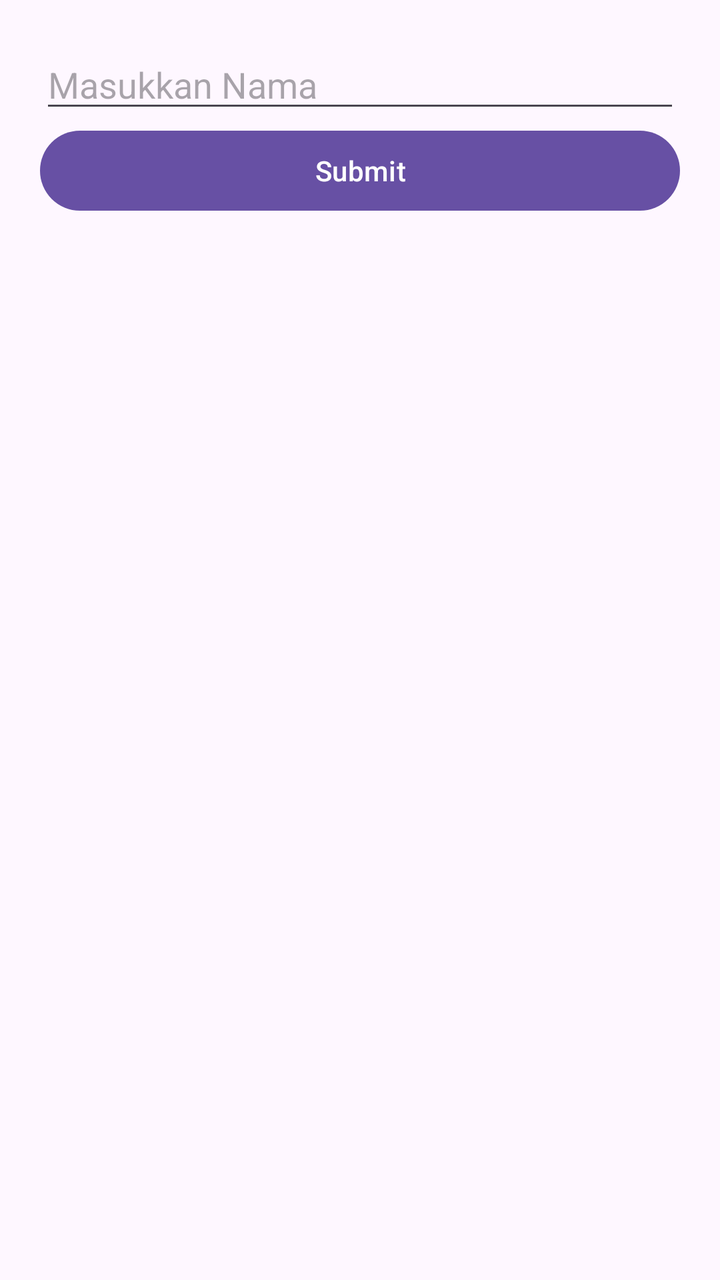
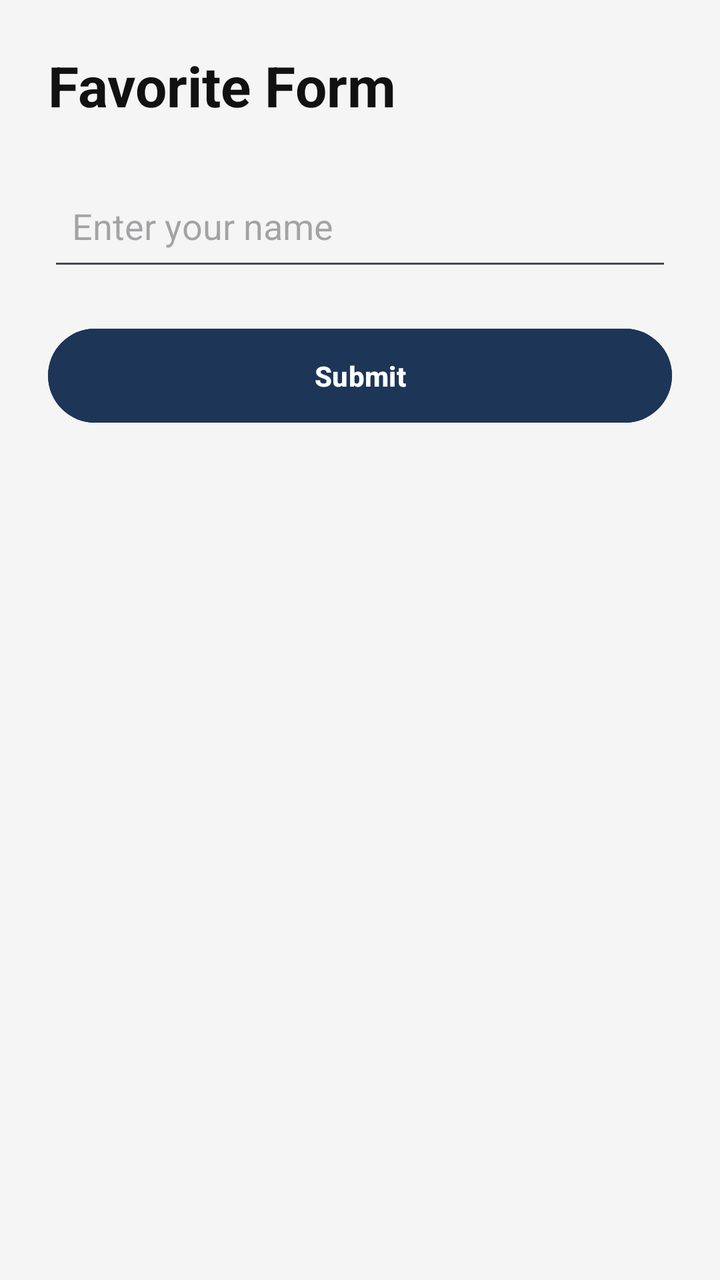

Two renders of the same Android screen: before a commit and after it. Below are the layout's source before the change and the commit's diff.
<!-- AndroidManifest.xml: application theme Theme.Runcatalog -->
<!-- res/layout/activity_favorite.xml -->
<?xml version="1.0" encoding="utf-8"?>
<LinearLayout
    xmlns:android="http://schemas.android.com/apk/res/android"
    android:layout_width="match_parent"
    android:layout_height="match_parent"
    android:orientation="vertical"
    android:padding="20dp">

    <EditText
        android:id="@+id/etNama"
        android:layout_width="match_parent"
        android:layout_height="wrap_content"
        android:hint="Masukkan Nama"/>

    <Button
        android:id="@+id/btnSubmit"
        android:layout_width="match_parent"
        android:layout_height="wrap_content"
        android:text="Submit"/>

</LinearLayout>
<!-- resources referenced by this layout -->
<resources>
  <style name="Theme.Runcatalog" parent="Base.Theme.Runcatalog" />
  <style name="Base.Theme.Runcatalog" parent="Theme.Material3.DayNight.NoActionBar">
          
          
      </style>
</resources>

<!-- the commit's change to res/layout/activity_favorite.xml (unified diff, before → after) -->
@@ -4,18 +4,33 @@
     android:layout_width="match_parent"
     android:layout_height="match_parent"
     android:orientation="vertical"
-    android:padding="20dp">
+    android:background="#F5F5F5"
+    android:padding="24dp">
+
+    <TextView
+        android:layout_width="wrap_content"
+        android:layout_height="wrap_content"
+        android:text="Favorite Form"
+        android:textSize="28sp"
+        android:textStyle="bold"
+        android:textColor="#111111"
+        android:layout_marginBottom="24dp"/>
 
     <EditText
         android:id="@+id/etNama"
         android:layout_width="match_parent"
-        android:layout_height="wrap_content"
-        android:hint="Masukkan Nama"/>
+        android:layout_height="55dp"
+        android:hint="Enter your name"
+        android:padding="12dp"
+        android:layout_marginBottom="20dp"/>
 
     <Button
         android:id="@+id/btnSubmit"
         android:layout_width="match_parent"
-        android:layout_height="wrap_content"
-        android:text="Submit"/>
+        android:layout_height="55dp"
+        android:text="Submit"
+        android:textStyle="bold"
+        android:textColor="#FFFFFF"
+        android:backgroundTint="#1D3557"/>
 
 </LinearLayout>
